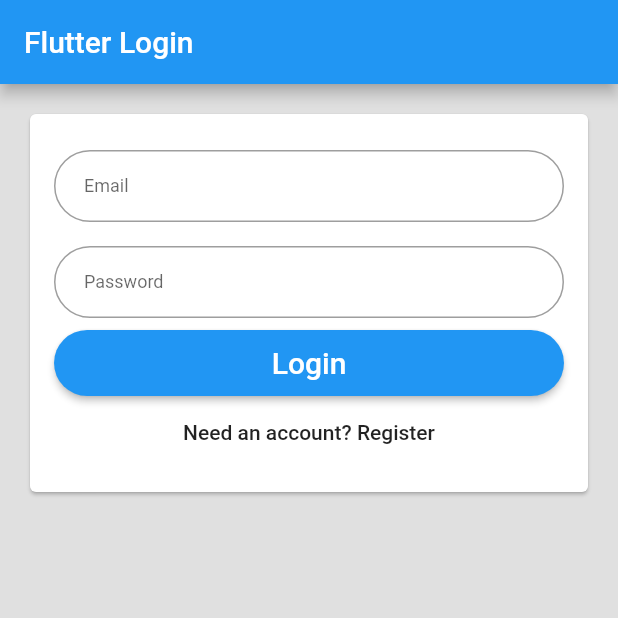
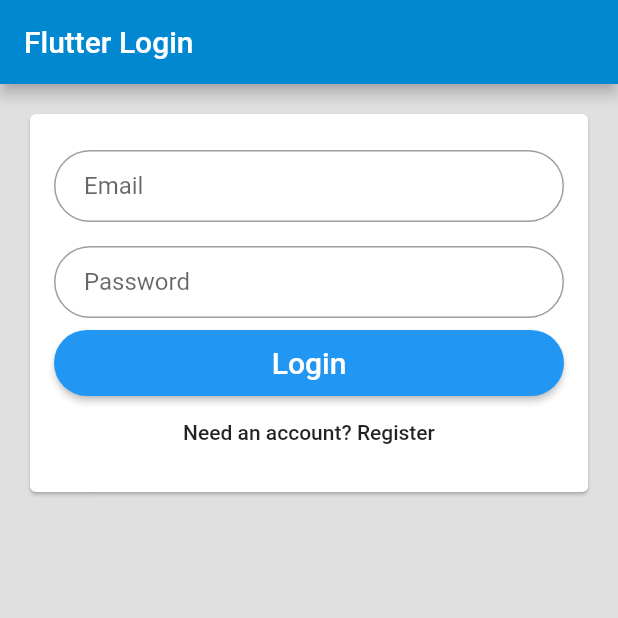
Before and after one commit to laksh22/NTYou, a Flutter app: the screen it shows after launch, on a phone screen of 412 x 824 dp, the top half of it. Run offline on Flutter 3.47's test engine with Material 2 defaults, Android fonts, the phone set to English and light mode, and no system bars; our stand-ins replace carousel_slider, cloud_firestore, firebase_auth, flutter_redux, page_view_indicators, redux; missing offline and left inert: flutter_list_drag_and_drop, snaplist; accounts and stored records are empty.

Commit message:
Update main.dart

```diff
--- a/lib/main.dart
+++ b/lib/main.dart
@@ -25,19 +25,15 @@ void main() => runApp(FlutterReduxApp(store: store));
    Widget build(BuildContext context) {
      return StoreProvider<CategoryState>(
        child: MaterialApp(
-         title: 'Flutter Demo',
+         title: 'Tech Fest',
          theme: ThemeData(
              primarySwatch: Colors.blue,
-             textTheme: TextTheme(
-               body1: TextStyle(color: Colors.white, fontSize: 28.0),
-               body2: TextStyle(color: Colors.white54, fontSize: 14.0),
-               display1: TextStyle(color: Colors.black87, fontSize: 36.0),
-               caption: TextStyle(
-                   color: Colors.white,
-                   fontSize: 12.0,
-                   fontWeight: FontWeight.bold),
-               subhead: TextStyle(color: Colors.black54, fontSize: 12.0),
-             )),
+             primaryColor: Colors.lightBlue[700],
+        accentColor: Colors.lightBlue[700],
+        scaffoldBackgroundColor: Color(0xFFF5F5F5),
+        buttonTheme: new ButtonThemeData(
+          buttonColor: Colors.lightBlue[700],
+        ),),
          home: new RootPage(auth: new Auth()),
        ),
        store: store,
```
